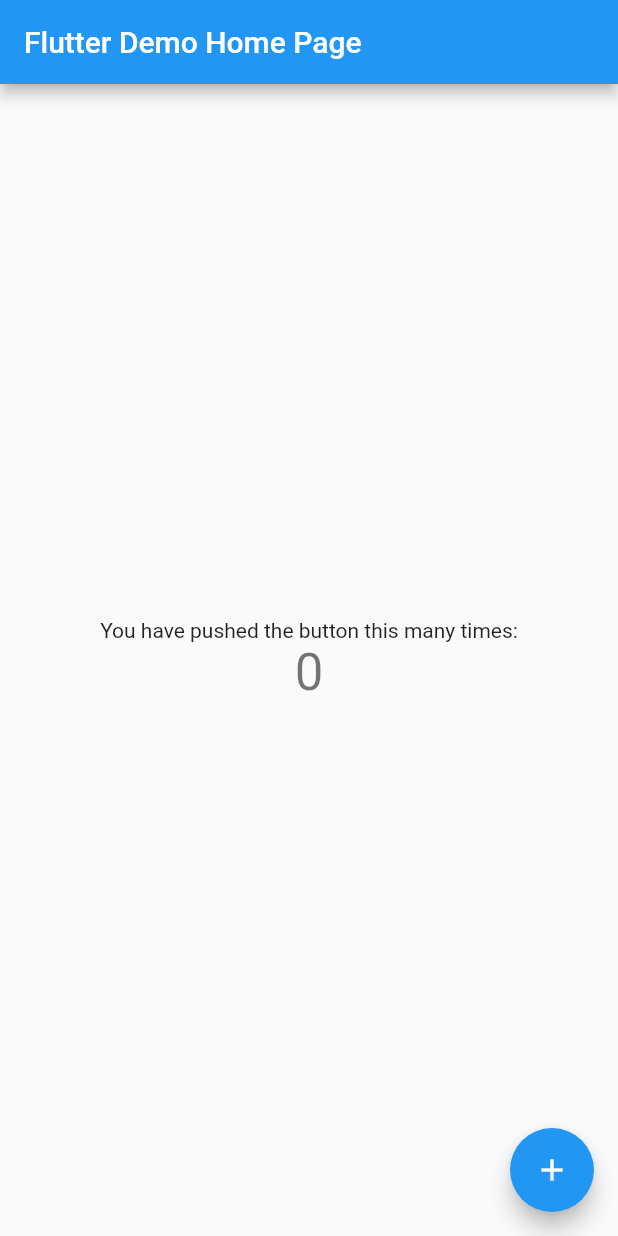
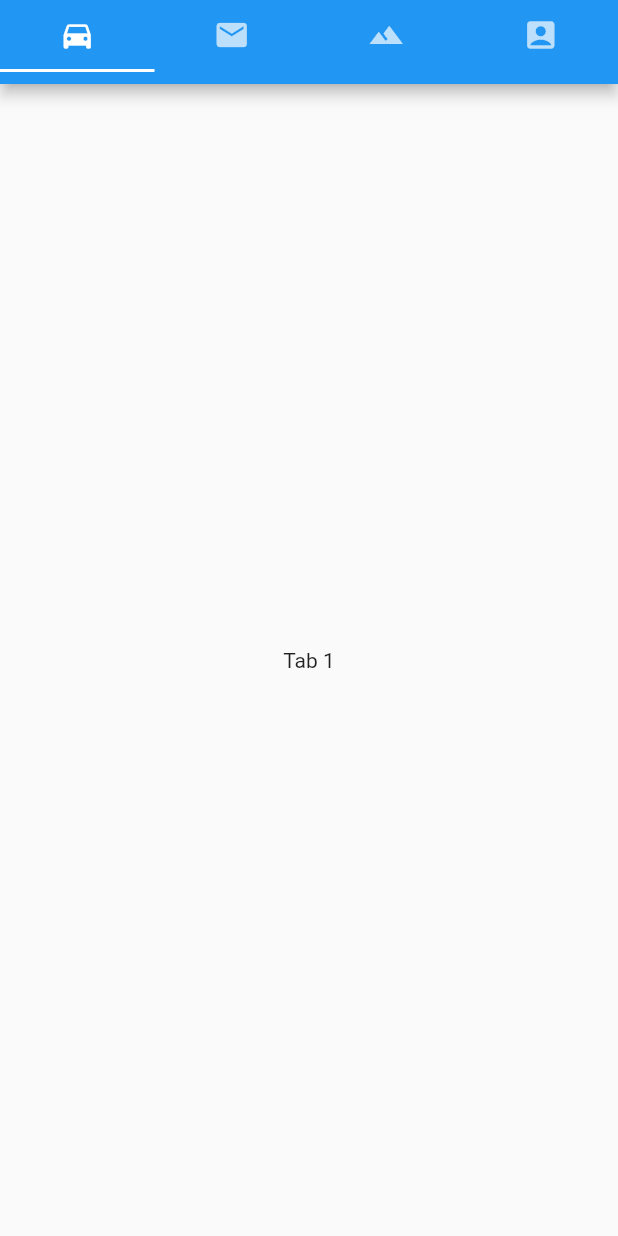
Before and after one commit to duzer2018/flutter_client, a Flutter app: the screen it shows after launch, on a phone screen of 412 x 824 dp. Run offline on Flutter 3.47's test engine with Material 2 defaults, Android fonts, the phone set to English and light mode, and no system bars.

Commit message:
"Changed main.dart file + created ui folder and tab_view"

```diff
--- /dev/null
+++ b/lib/core/ui/tab_view.dart
@@ -0,0 +1,67 @@
+import 'package:flutter/material.dart';
+
+class TabView extends StatefulWidget {
+  @override
+  State<StatefulWidget> createState() {
+    return TabViewState();
+  }
+}
+
+class TabViewState extends State<TabView> with TickerProviderStateMixin {
+  TabController tabController;
+
+  @override
+  void initState() {
+    super.initState();
+    tabController = TabController(length: 4, vsync: this);
+  }
+
+  @override
+  Widget build(BuildContext context) {
+    return Scaffold(
+      appBar: AppBar(
+        automaticallyImplyLeading: false,
+        flexibleSpace: SafeArea(
+          child: getTabBar(),
+        ),
+      ),
+      body: getTabBarPages(),
+    );
+  }
+
+  Widget getTabBar() {
+    return TabBar(
+      controller: tabController,
+      tabs: <Widget>[
+        Tab(icon: Icon(Icons.directions_car)),
+        Tab(icon: Icon(Icons.email)),
+        Tab(icon: Icon(Icons.filter_hdr)),
+        Tab(icon: Icon(Icons.account_box))
+      ],
+    );
+  }
+
+  Widget getTabBarPages() {
+    return TabBarView(
+      controller: tabController,
+      children: <Widget>[
+        Container(
+          child: Center(
+            child: Text("Tab 1"),
+          ),
+        ),
+        Container(
+          child: Center(
+            child: Text("Tab 2"),
+          ),
+        ),
+        Container(
+          child: Center(
+            child: Text("Tab 3"),
+          ),
+        ),
+        Container(),
+      ],
+    );
+  }
+}
--- a/lib/main.dart
+++ b/lib/main.dart
@@ -1,111 +1,16 @@
+import 'package:cdcalctest/core/ui/tab_view.dart';
 import 'package:flutter/material.dart';
 
 void main() => runApp(MyApp());
 
 class MyApp extends StatelessWidget {
-  // This widget is the root of your application.
   @override
   Widget build(BuildContext context) {
     return MaterialApp(
-      title: 'Flutter Demo',
       theme: ThemeData(
-        // This is the theme of your application.
-        //
-        // Try running your application with "flutter run". You'll see the
-        // application has a blue toolbar. Then, without quitting the app, try
-        // changing the primarySwatch below to Colors.green and then invoke
-        // "hot reload" (press "r" in the console where you ran "flutter run",
-        // or simply save your changes to "hot reload" in a Flutter IDE).
-        // Notice that the counter didn't reset back to zero; the application
-        // is not restarted.
         primarySwatch: Colors.blue,
       ),
-      home: MyHomePage(title: 'Flutter Demo Home Page'),
+      home: TabView(),
     );
   }
 }
-
-class MyHomePage extends StatefulWidget {
-  MyHomePage({Key key, this.title}) : super(key: key);
-
-  // This widget is the home page of your application. It is stateful, meaning
-  // that it has a State object (defined below) that contains fields that affect
-  // how it looks.
-
-  // This class is the configuration for the state. It holds the values (in this
-  // case the title) provided by the parent (in this case the App widget) and
-  // used by the build method of the State. Fields in a Widget subclass are
-  // always marked "final".
-
-  final String title;
-
-  @override
-  _MyHomePageState createState() => _MyHomePageState();
-}
-
-class _MyHomePageState extends State<MyHomePage> {
-  int _counter = 0;
-
-  void _incrementCounter() {
-    setState(() {
-      // This call to setState tells the Flutter framework that something has
-      // changed in this State, which causes it to rerun the build method below
-      // so that the display can reflect the updated values. If we changed
-      // _counter without calling setState(), then the build method would not be
-      // called again, and so nothing would appear to happen.
-      _counter++;
-    });
-  }
-
-  @override
-  Widget build(BuildContext context) {
-    // This method is rerun every time setState is called, for instance as done
-    // by the _incrementCounter method above.
-    //
-    // The Flutter framework has been optimized to make rerunning build methods
-    // fast, so that you can just rebuild anything that needs updating rather
-    // than having to individually change instances of widgets.
-    return Scaffold(
-      appBar: AppBar(
-        // Here we take the value from the MyHomePage object that was created by
-        // the App.build method, and use it to set our appbar title.
-        title: Text(widget.title),
-      ),
-      body: Center(
-        // Center is a layout widget. It takes a single child and positions it
-        // in the middle of the parent.
-        child: Column(
-          // Column is also layout widget. It takes a list of children and
-          // arranges them vertically. By default, it sizes itself to fit its
-          // children horizontally, and tries to be as tall as its parent.
-          //
-          // Invoke "debug painting" (press "p" in the console, choose the
-          // "Toggle Debug Paint" action from the Flutter Inspector in Android
-          // Studio, or the "Toggle Debug Paint" command in Visual Studio Code)
-          // to see the wireframe for each widget.
-          //
-          // Column has various properties to control how it sizes itself and
-          // how it positions its children. Here we use mainAxisAlignment to
-          // center the children vertically; the main axis here is the vertical
-          // axis because Columns are vertical (the cross axis would be
-          // horizontal).
-          mainAxisAlignment: MainAxisAlignment.center,
-          children: <Widget>[
-            Text(
-              'You have pushed the button this many times:',
-            ),
-            Text(
-              '$_counter',
-              style: Theme.of(context).textTheme.display1,
-            ),
-          ],
-        ),
-      ),
-      floatingActionButton: FloatingActionButton(
-        onPressed: _incrementCounter,
-        tooltip: 'Increment',
-        child: Icon(Icons.add),
-      ), // This trailing comma makes auto-formatting nicer for build methods.
-    );
-  }
-}
```
Also changed, not shown: pubspec.lock, 1 other file.
